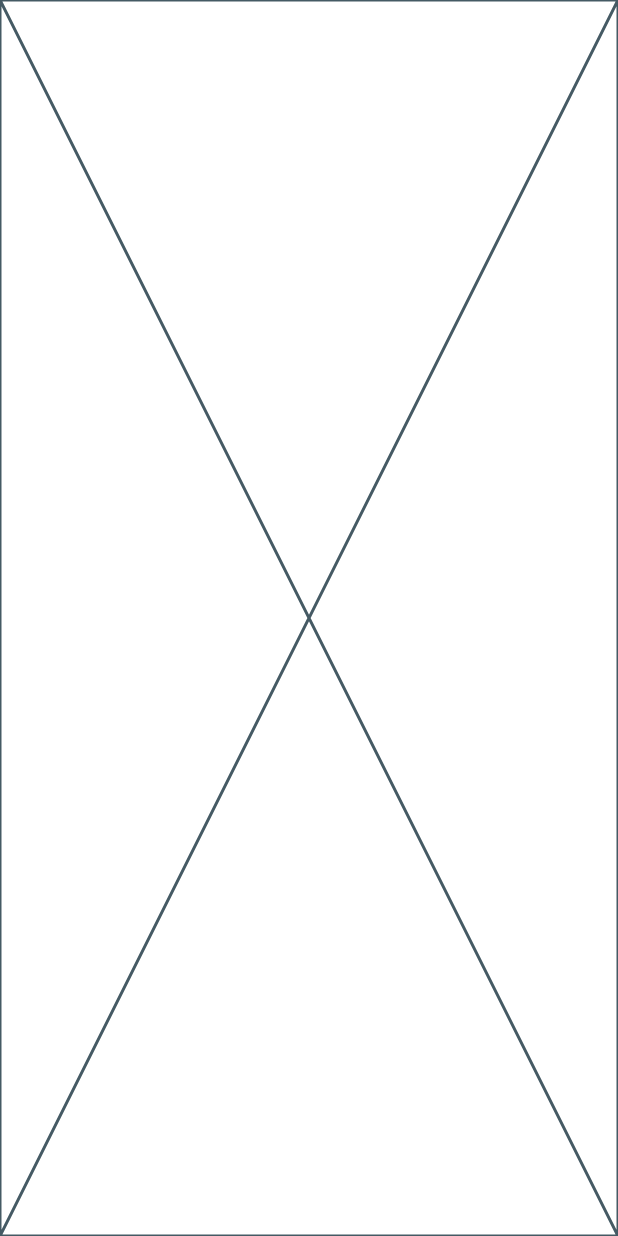
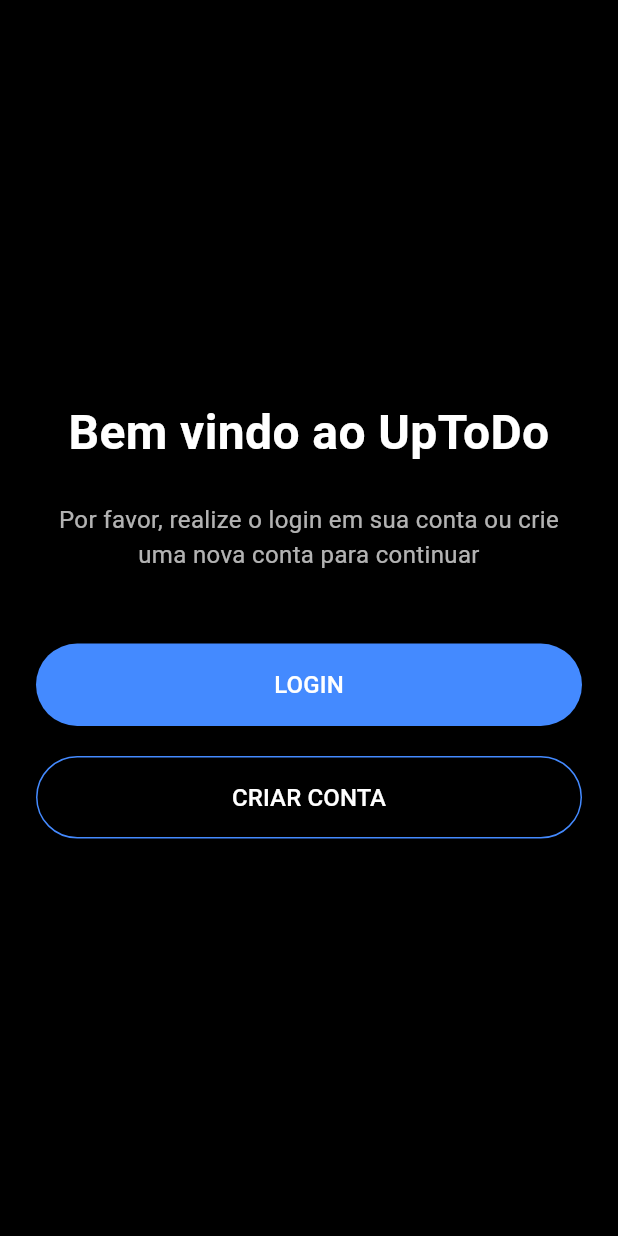
Before and after one commit to SC-Alexandre/N1_Construcao_Software, a Flutter app: the screen it shows after launch, on a phone screen of 412 x 824 dp. Run offline on Flutter 3.47's test engine with Material 3 defaults, Android fonts, the phone set to English and light mode, and no system bars.

Commit message:
welcome,login,registro

```diff
--- a/lib/splashPage.dart
+++ b/lib/splashPage.dart
@@ -1,4 +1,5 @@
 import 'package:todoapp/home.dart';
+import 'package:todoapp/welcomeScreen.dart';
 import 'package:flutter/material.dart';
 
 class SplashPage extends StatefulWidget {
@@ -22,7 +23,7 @@ class _SplashPageState extends State<SplashPage> {
   void navegar() {
     Future.delayed(Duration(seconds: 3), () {
       aaaaNavigatorKey.currentState?.pushReplacement(
-        MaterialPageRoute(builder: (context) => HomePage()),
+        MaterialPageRoute(builder: (context) => WelcomeScreen()),
       );
     });
   }
@@ -31,13 +32,13 @@ class _SplashPageState extends State<SplashPage> {
   Widget build(BuildContext context) {
     return MaterialApp(
       title: "Titulo da janela",
-      color: Colors.red,
+      color: Colors.black,
       navigatorKey: aaaaNavigatorKey,
 
       home: Scaffold(
-        backgroundColor: Colors.red,
+        backgroundColor: Colors.black,
         body: Container(
-          color: Colors.red,
+          color: Colors.black,
           height: MediaQuery.of(context).size.height,
           width: MediaQuery.of(context).size.width,
           child: Column(
--- /dev/null
+++ b/lib/welcomeScreen.dart
@@ -0,0 +1,86 @@
+import 'package:flutter/material.dart';
+import 'package:todoapp/loginScreen.dart';
+import 'package:todoapp/registerScreen.dart';
+
+class WelcomeScreen extends StatelessWidget {
+  const WelcomeScreen({Key? key}) : super(key: key);
+
+  @override
+  Widget build(BuildContext context) {
+    return Scaffold(
+      backgroundColor: Colors.black,
+      body: SafeArea(
+        child: Padding(
+          padding: const EdgeInsets.symmetric(horizontal: 24.0),
+          child: Column(
+            mainAxisAlignment: MainAxisAlignment.center,
+            crossAxisAlignment: CrossAxisAlignment.stretch,
+            children: <Widget>[
+              // Título Principal
+              const Text(
+                'Bem vindo ao UpToDo',
+                textAlign: TextAlign.center,
+                style: TextStyle(
+                  color: Colors.white,
+                  fontSize: 32,
+                  fontWeight: FontWeight.bold,
+                ),
+              ),
+              const SizedBox(height: 24),
+
+              // Subtítulo
+              const Text(
+                'Por favor, realize o login em sua conta ou crie uma nova conta para continuar',
+                textAlign: TextAlign.center,
+                style: TextStyle(
+                  color: Colors.white70,
+                  fontSize: 16,
+                ),
+              ),
+              const SizedBox(height: 48),
+
+              // Botão de Login
+              ElevatedButton(
+                style: ElevatedButton.styleFrom(
+                  backgroundColor: Colors.blueAccent, // Cor do botão
+                  padding: const EdgeInsets.symmetric(vertical: 16),
+                ),
+                onPressed: () {
+                  // Navegar para a tela de Login
+                  Navigator.push(
+                    context,
+                    MaterialPageRoute(builder: (context) => LoginScreen()),
+                  );
+                },
+                child: const Text(
+                  'LOGIN',
+                  style: TextStyle(fontSize: 16, color: Colors.white),
+                ),
+              ),
+              const SizedBox(height: 20),
+
+              // Botão de Criar Conta
+              OutlinedButton(
+                style: OutlinedButton.styleFrom(
+                  side: const BorderSide(color: Colors.blueAccent), // Borda do botão
+                  padding: const EdgeInsets.symmetric(vertical: 16),
+                ),
+                onPressed: () {
+                  // Navegar para a tela de Criar Conta
+                  Navigator.push(
+                    context,
+                    MaterialPageRoute(builder: (context) => Registerscreen()),
+                  );
+                },
+                child: const Text(
+                  'CRIAR CONTA',
+                  style: TextStyle(fontSize: 16, color: Colors.white),
+                ),
+              ),
+            ],
+          ),
+        ),
+      ),
+    );
+  }
+}
--- a/pubspec.yaml
+++ b/pubspec.yaml
@@ -14,6 +14,7 @@ dependencies:
     sdk: flutter
 
   cupertino_icons: ^1.0.8
+  fluttertoast: ^9.0.0
 
 dev_dependencies:
   flutter_test:
```
Also changed, not shown: lib/home.dart (+60 -8 lines), lib/loginScreen.dart (added, +116 -0 lines), lib/registerScreen.dart (added, +134 -0 lines), pubspec.lock.
